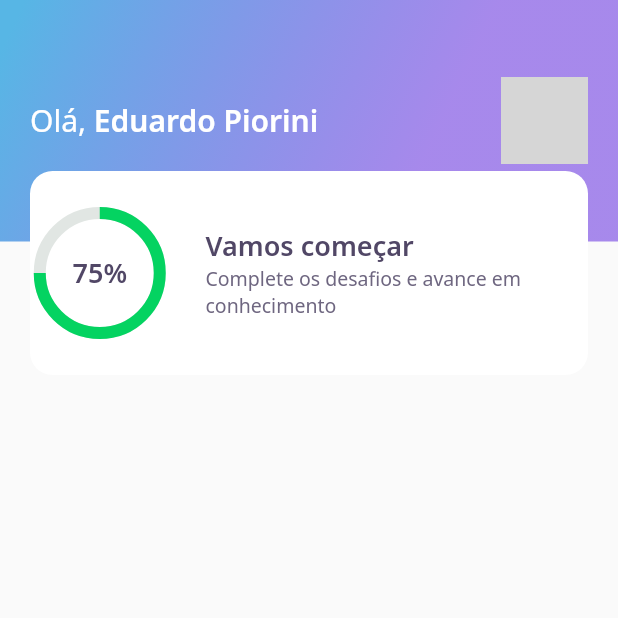
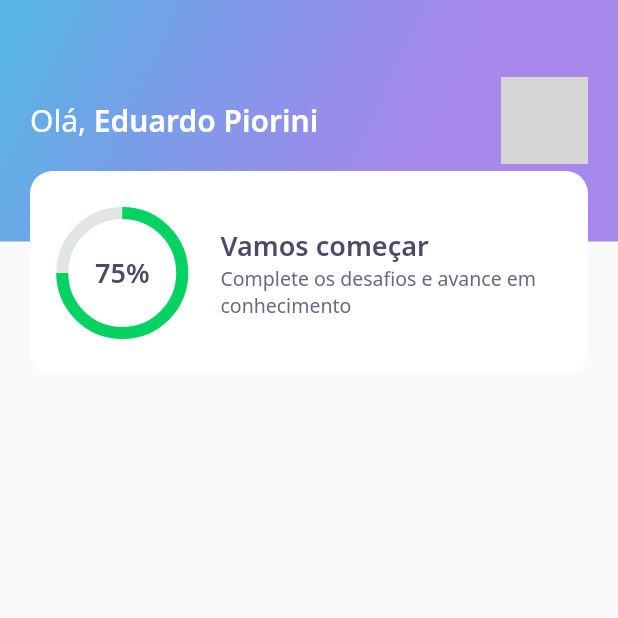
Before and after one commit to edupiorini/devquiz, a Flutter app: the screen it shows after launch, on a phone screen of 412 x 824 dp, the top half of it. Run offline on Flutter 3.47's test engine with Material 2 defaults, Android fonts, the phone set to English and light mode, and no system bars; our stand-ins replace google_fonts; network calls fail; grey boxes are pictures that could not be loaded.

```diff
--- a/lib/home/widgets/scorecard/score_card_widget.dart
+++ b/lib/home/widgets/scorecard/score_card_widget.dart
@@ -13,7 +13,9 @@ class ScoreCardWidget extends StatelessWidget {
           color: AppColors.white,
           borderRadius: BorderRadius.circular(15),
         ),
-        child: Row(children: [
+        child: Padding(
+          padding: const EdgeInsets.symmetric(horizontal: 20),
+          child: Row(crossAxisAlignment: CrossAxisAlignment.center, children: [
             Expanded(
               flex: 1,
               child: ChartWidget(),
@@ -35,6 +37,7 @@ class ScoreCardWidget extends StatelessWidget {
             )
           ]),
         ),
+      ),
     );
   }
 }
```
Lines whose indentation alone changed are shown as unchanged.
